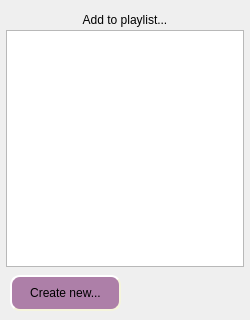
Before: the Qt Designer form src/addToPlaylist.ui in pirxus/waPlayer, drawn with Qt 5.
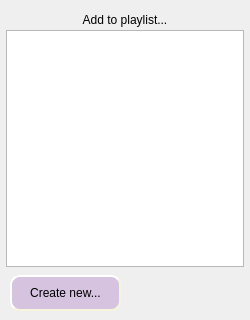
After: the same form once the commit is applied.

Diff of the .ui file:
```diff
--- a/src/addToPlaylist.ui
+++ b/src/addToPlaylist.ui
@@ -25,6 +25,9 @@
   <property name="windowTitle">
    <string>Dialog</string>
   </property>
+  <property name="styleSheet">
+   <string notr="true"/>
+  </property>
   <widget class="QLabel" name="labelAddToPlaylist">
    <property name="geometry">
     <rect>
@@ -80,12 +83,17 @@
    </property>
    <property name="styleSheet">
     <string notr="true">QPushButton {
-    background-color: rgb(173, 127, 168);
+    background-color: rgb(213, 195, 224);
     border-style: outset;
     border-width: 2px;
     border-radius: 10px;
     border-color: beige;
 }
+
+QPushButton:hover{
+    background-color:rgba(218, 209, 255, 155);
+	border: inset
+}
 QPushButton:pressed {
     background-color: rgb(117, 80, 123);
     border-style: inset;
```
Left out of the diff: 2 changed lines with no effect on the pictures.
